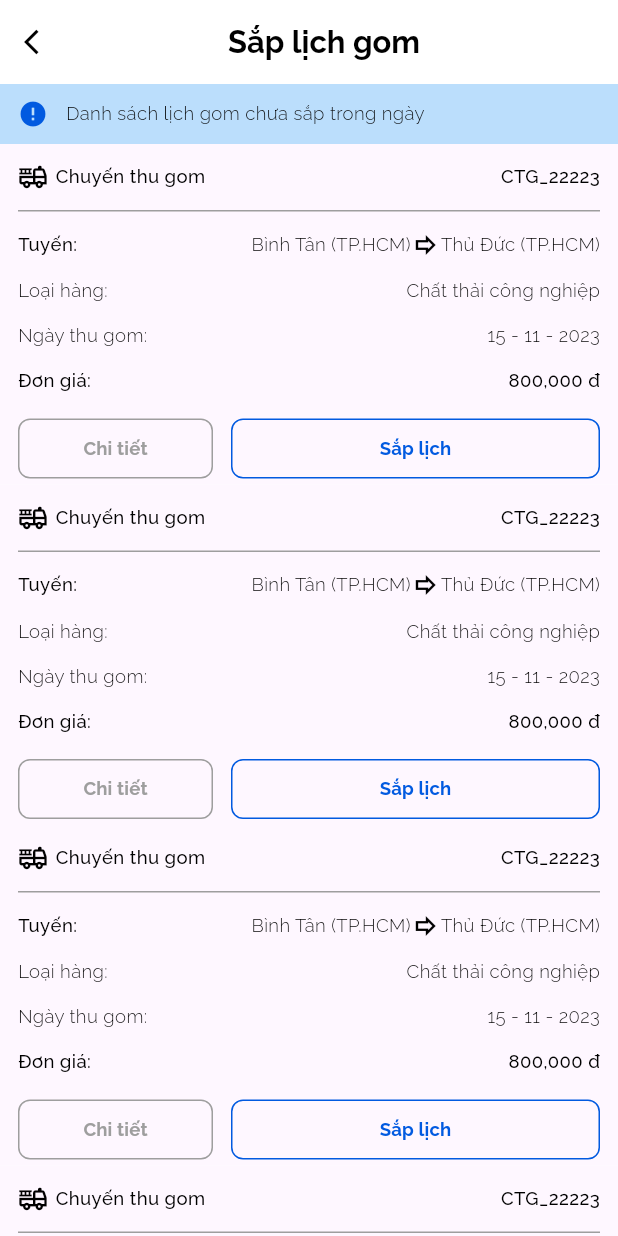
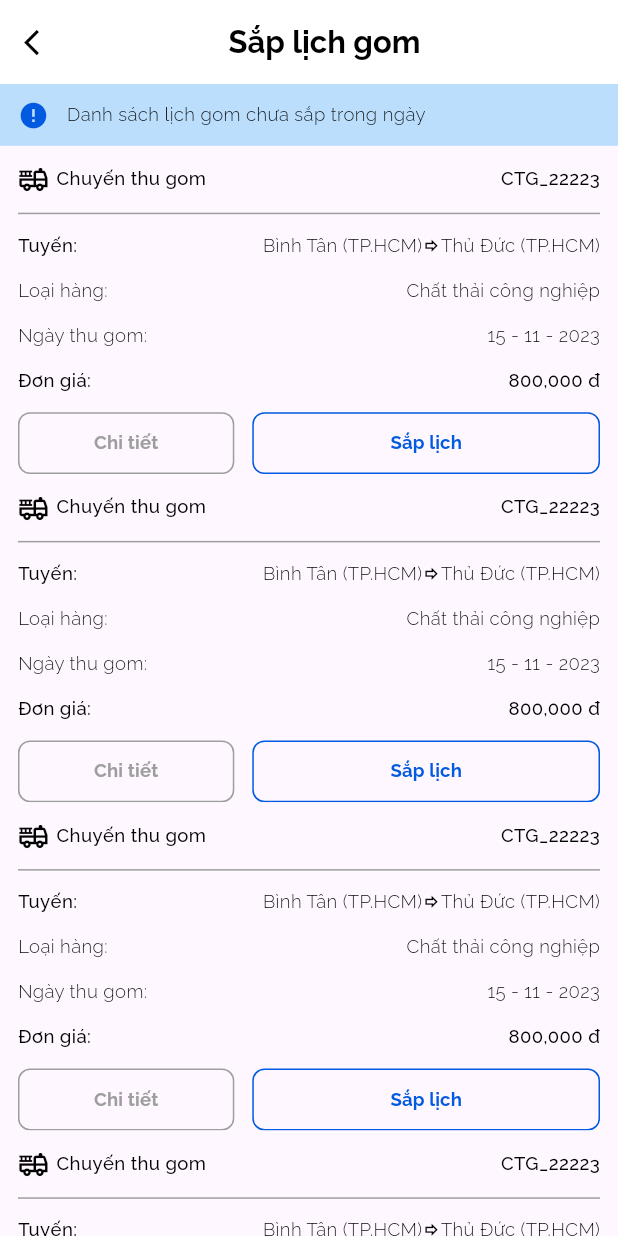
Before and after one commit to Manh-IT-K2/AppMTAC, a Flutter app: the screen it shows after launch, after a tap on "12", on a phone screen of 412 x 824 dp. Run offline on Flutter 3.47's test engine with Material 3 defaults, Android fonts, the phone set to English and light mode, and no system bars; our stand-ins replace get, image_picker, sizer; network calls fail.

Commit message:
responsive screen all

```diff
--- a/mtac/lib/main.dart
+++ b/mtac/lib/main.dart
@@ -1,11 +1,19 @@
 import 'package:flutter/material.dart';
+import 'package:flutter/services.dart';
 import 'package:get/get.dart';
 import 'package:mtac/routes/app_pages.dart';
 import 'package:mtac/routes/app_routes.dart';
 import 'package:sizer/sizer.dart';
 
 void main() {
-  runApp(const MyApp());
+
+  // only portrait
+  WidgetsFlutterBinding.ensureInitialized();
+  SystemChrome.setPreferredOrientations([
+    DeviceOrientation.portraitUp,
+  ]).then((_) {
+    runApp(const MyApp());
+  });
 }
 
 class MyApp extends StatelessWidget {
--- a/mtac/lib/views/home_screen.dart
+++ b/mtac/lib/views/home_screen.dart
@@ -1,6 +1,6 @@
 import 'package:flutter/material.dart';
 import 'package:get/get.dart';
-import 'package:mtac/common/responsive_builder.dart';
+import 'package:sizer/sizer.dart';
 import 'package:mtac/constants/text.dart';
 import 'package:mtac/data/home_screen/menu_item.dart';
 import 'package:mtac/routes/app_routes.dart';
@@ -12,27 +12,37 @@ class HomeScreen extends StatelessWidget {
 
   @override
   Widget build(BuildContext context) {
-    //
-    final size = context.screenSize;
+
     return Scaffold(
-      appBar: AppBar(
-        title: Column(
+      appBar: PreferredSize(
+        preferredSize: Size.fromHeight(10.h),
+        child: AppBar(
+          backgroundColor: Colors.white,
+          centerTitle: false,
+          flexibleSpace: Padding(
+            padding: const EdgeInsets.only(
+                left: 12, bottom: 10),
+            child: Column(
+              mainAxisAlignment:
+                  MainAxisAlignment.end,
               crossAxisAlignment: CrossAxisAlignment.start,
               children: [
-            Text("Chào, Trần Đức Thanh",
-                style: PrimaryFont.headerTextBold().copyWith(color: Colors.black)),
-            const SizedBox(
-              height: 6,
+                Text(
+                  "Chào, Trần Đức Thanh",
+                  style: PrimaryFont.headerTextBold()
+                      .copyWith(color: Colors.black),
                 ),
-            Text(txtMTAC,
-                style: PrimaryFont.bodyTextLight().copyWith(color: Colors.black)),
-            const SizedBox(
-              height: 4,
+                const SizedBox(height: 6),
+                Text(
+                  txtMTAC,
+                  style:
+                      PrimaryFont.bodyTextLight().copyWith(color: Colors.black),
                 ),
+                const SizedBox(height: 4),
               ],
             ),
-        backgroundColor: Colors.white,
-        centerTitle: false,
+          ),
+        ),
       ),
       backgroundColor: Colors.white,
       body: Container(
@@ -44,14 +54,13 @@ class HomeScreen extends StatelessWidget {
           physics: const BouncingScrollPhysics(),
           child: Padding(
             padding: const EdgeInsets.symmetric(horizontal: 12),
-            child: ResponsiveBuilder(
-              portrait: Column(
+            child: Column(
               crossAxisAlignment: CrossAxisAlignment.start,
               children: [
                 _HeaderHomeScreen(
-                    sWidthMoney: size.width *0.55,
-                    sHeightMoney: size.height * 0.05,
-                    sHeightRevenue: size.height * 0.15,
+                  sWidthMoney: 50.w,
+                  sHeightMoney: 5.h,
+                  sHeightRevenue: 15.h,
                 ),
                 const SizedBox(
                   height: 30,
@@ -60,27 +69,8 @@ class HomeScreen extends StatelessWidget {
                 const SizedBox(
                   height: 30,
                 ),
-                  _BottomHomeScreen(sHeightTransport: size.height * 0.2),
+                _BottomHomeScreen(sHeightTransport: 16.h),
               ],
-              ),
-              landscape: Column(
-                crossAxisAlignment: CrossAxisAlignment.start,
-                children: [
-                  _HeaderHomeScreen(
-                    sWidthMoney: size.width *0.3,
-                    sHeightMoney: size.height * 0.1,
-                    sHeightRevenue: size.height * 0.3,
-                  ),
-                  const SizedBox(
-                    height: 30,
-                  ),
-                  const _BodyHomeScreen(),
-                  const SizedBox(
-                    height: 30,
-                  ),
-                  _BottomHomeScreen(sHeightTransport: size.height * 0.4),
-                ],
-              ),
             ),
           ),
         ),
@@ -219,7 +209,8 @@ class _HeaderHomeScreen extends StatelessWidget {
               Flexible(
                 child: Text(
                   "100,000,000,000 đ",
-                  style: PrimaryFont.bodyTextMedium().copyWith(color: kPrimaryColor),
+                  style: PrimaryFont.bodyTextMedium()
+                      .copyWith(color: kPrimaryColor),
                   maxLines: 1,
                   overflow: TextOverflow.ellipsis,
                 ),
@@ -256,26 +247,26 @@ class _HeaderHomeScreen extends StatelessWidget {
             borderRadius: BorderRadius.circular(20),
           ),
           padding: const EdgeInsets.all(8),
-          child: const Row(
+          child: Row(
             mainAxisAlignment: MainAxisAlignment.center,
             crossAxisAlignment: CrossAxisAlignment.center,
             children: [
               Icon(
                 Icons.account_balance_wallet_outlined,
-                size: 30,
+                size: 10.w,
                 color: Colors.white,
               ),
-              SizedBox(width: 10),
+              const SizedBox(width: 10),
               _TextMoney(
                 title: txtRevenue,
                 balance: txtNumberMoney,
-                size: 23,
+                size: 5.w,
               ),
-              Spacer(),
+              const Spacer(),
               _TextMoney(
                 title: txtYesterday,
                 balance: txtNumberMoney,
-                size: 12,
+                size: 3.w,
               ),
             ],
           ),
@@ -327,13 +318,11 @@ class _TextMoney extends StatelessWidget {
       children: [
         Text(
           title,
-          style: const TextStyle(
-              color: Colors.white, fontSize: 10, fontWeight: FontWeight.w300),
+          style: PrimaryFont.bodyTextLight().copyWith(color: Colors.white),
         ),
         Text(
           balance,
-          style: TextStyle(
-              color: Colors.white, fontSize: size, fontWeight: FontWeight.w900),
+          style: PrimaryFont.bold(size).copyWith(color: Colors.white),
         ),
       ],
     );
@@ -351,8 +340,8 @@ class _ItemInviteTransport extends StatelessWidget {
   @override
   Widget build(BuildContext context) {
     return Container(
-      width: 200,
-      height: 156,
+      width: 50.w,
+      height: 20.h,
       decoration: const BoxDecoration(
         color: Color(0xFFF4F4F4),
         borderRadius: BorderRadius.only(
@@ -369,8 +358,8 @@ class _ItemInviteTransport extends StatelessWidget {
             ),
             child: Image.network(
               image,
-              width: 200,
-              height: 90,
+              width: 50.w,
+              height: 9.h,
               fit: BoxFit.cover,
             ),
           ),
@@ -381,7 +370,7 @@ class _ItemInviteTransport extends StatelessWidget {
             padding: const EdgeInsets.symmetric(horizontal: 12),
             child: Text(
               text,
-              style:PrimaryFont.bodyTextBold().copyWith(color: Colors.black),
+              style: PrimaryFont.bodyTextBold().copyWith(color: Colors.black),
               maxLines: 2,
               overflow: TextOverflow.ellipsis,
             ),
@@ -407,37 +396,38 @@ class _ItemFunction extends StatelessWidget {
   @override
   Widget build(BuildContext context) {
     return SizedBox(
-      width: 80,
+      width: 18.w,
       child: Column(
         children: [
           checkNoti
               ? Align(
                   alignment: Alignment.centerRight,
                   child: Container(
-                    width: 20,
-                    height: 20,
+                    width: 5.w,
+                    height: 5.w,
                     alignment: Alignment.center,
                     decoration: const BoxDecoration(
                       color: Colors.red,
                       borderRadius: BorderRadius.all(
-                        Radius.circular(50),
+                        Radius.circular(1000),
                       ),
                     ),
                     child: Text(
                       numberNoti,
-                      style: PrimaryFont.bodyTextMedium().copyWith(color: Colors.white),
+                      style: PrimaryFont.bodyTextMedium()
+                          .copyWith(color: Colors.white),
                       textAlign: TextAlign.center,
                     ),
                   ),
                 )
-              : const SizedBox(
-                  width: 20,
-                  height: 20,
+              : SizedBox(
+                  width: 5.w,
+                  height: 5.w,
                 ),
           Icon(
             icons,
             color: Colors.black,
-            size: 24,
+            size: 8.w,
           ),
           const SizedBox(
             height: 12,
--- a/mtac/lib/views/main_screen.dart
+++ b/mtac/lib/views/main_screen.dart
@@ -13,7 +13,7 @@ class MainScreen extends StatelessWidget {
   final NavController navController = Get.put(NavController());
 
   final List<Widget> screens = [
-    HomeScreen(),
+    const HomeScreen(),
     const PaymentScreen(),
     const MailboxScreen(),
     const AccountScreen()
--- a/mtac/lib/views/schedule/schedule_collection_screen.dart
+++ b/mtac/lib/views/schedule/schedule_collection_screen.dart
@@ -1,11 +1,11 @@
 import 'package:flutter/material.dart';
 import 'package:get/get.dart';
-import 'package:mtac/common/responsive_builder.dart';
 import 'package:mtac/constants/text.dart';
 import 'package:mtac/data/schedule_screen/item_trip_collection.dart';
 import 'package:mtac/routes/app_routes.dart';
 import 'package:mtac/themes/color.dart';
 import 'package:mtac/utils/theme_text.dart';
+import 'package:sizer/sizer.dart';
 
 class ScheduleCollectionScreen extends StatelessWidget {
   const ScheduleCollectionScreen({super.key});
@@ -21,10 +21,10 @@ class ScheduleCollectionScreen extends StatelessWidget {
               onTap: () {
                 Get.back();
               },
-              child: const Icon(
+              child: Icon(
                 Icons.arrow_back_ios,
                 color: Colors.black,
-                size: 20,
+                size: 5.w,
               ),
             ),
             Expanded(
@@ -39,19 +39,11 @@ class ScheduleCollectionScreen extends StatelessWidget {
         backgroundColor: Colors.white,
         centerTitle: false,
       ),
-      body: const ResponsiveBuilder(
-        portrait: Column(
+      body: const Column(
           children: [
             _HeaderScheduleCollectionScreen(),
             _BodyScheduleCollectionScreen(),
           ],
-        ),
-        landscape: Column(
-          children: [
-            _HeaderScheduleCollectionScreen(),
-            _BodyScheduleCollectionScreen(),
-          ],
-        ),
         ),
     );
   }
@@ -93,17 +85,17 @@ class _HeaderScheduleCollectionScreen extends StatelessWidget {
   @override
   Widget build(BuildContext context) {
     return Container(
-      height: 40,
+      height: 5.h,
       color: kSecondaryColor,
       child: Row(
         children: [
           const SizedBox(
             width: 12,
           ),
-          const Icon(
+          Icon(
             Icons.error,
             color: kPrimaryColor,
-            size: 20,
+            size: 5.w,
           ),
           const SizedBox(
             width: 12,
@@ -145,10 +137,10 @@ class _ItemTripCollection extends StatelessWidget {
               const SizedBox(
                 width: 12,
               ),
-              const Icon(
+              Icon(
                 Icons.fire_truck_outlined,
                 color: Colors.black,
-                size: 20,
+                size: 5.w,
               ),
               const SizedBox(
                 width: 5,
@@ -186,10 +178,10 @@ class _ItemTripCollection extends StatelessWidget {
                 txtGlandHead,
                 style: PrimaryFont.bodyTextLight().copyWith(color: Colors.black),
               ),
-              const Icon(
+              Icon(
                 Icons.forward_outlined,
                 color: Colors.black,
-                size: 20,
+                size: 3.w,
               ),
               Text(
                 txtGlandEnd,
@@ -275,7 +267,8 @@ class _ItemTripCollection extends StatelessWidget {
                 width: 12,
               ),
               SizedBox(
-                width: 130,
+                width: 35.w,
+                height: 5.h,
                 child: OutlinedButton(
                   onPressed: onTapDetail,
                   style: OutlinedButton.styleFrom(
@@ -295,6 +288,8 @@ class _ItemTripCollection extends StatelessWidget {
                 width: 12,
               ),
               Expanded(
+                child: SizedBox(
+                  height: 5.h,
                   child: OutlinedButton(
                     onPressed: onTapSchedule,
                     style: OutlinedButton.styleFrom(
@@ -310,6 +305,7 @@ class _ItemTripCollection extends StatelessWidget {
                     ),
                   ),
                 ),
+              ),
               const SizedBox(
                 width: 12,
               ),
--- a/mtac/lib/widgets/bottom_nav_bar.dart
+++ b/mtac/lib/widgets/bottom_nav_bar.dart
@@ -2,6 +2,8 @@ import 'package:flutter/material.dart';
 import 'package:get/get.dart';
 import 'package:mtac/themes/color.dart';
 import 'package:mtac/controllers/nav_controller.dart';
+import 'package:mtac/utils/theme_text.dart';
+import 'package:sizer/sizer.dart';
 
 class BottomNavBar extends StatelessWidget {
   BottomNavBar({super.key});
@@ -29,6 +31,9 @@ class BottomNavBar extends StatelessWidget {
           onTap: navController.changeIndex,
           selectedItemColor: kPrimaryColor,
           unselectedItemColor: Colors.grey,
+          iconSize: 5.w,
+          selectedLabelStyle: PrimaryFont.bodyTextMedium().copyWith(color: Colors.grey),
+          unselectedLabelStyle: PrimaryFont.bodyTextMedium().copyWith(color: kPrimaryColor),
         ),
       ),
     );
```
Also changed, not shown: mtac/lib/utils/theme_text.dart (+8 -8 lines), mtac/lib/views/schedule/handover_record_screen.dart (+29 -55 lines). Lines whose indentation alone changed are shown as unchanged.
